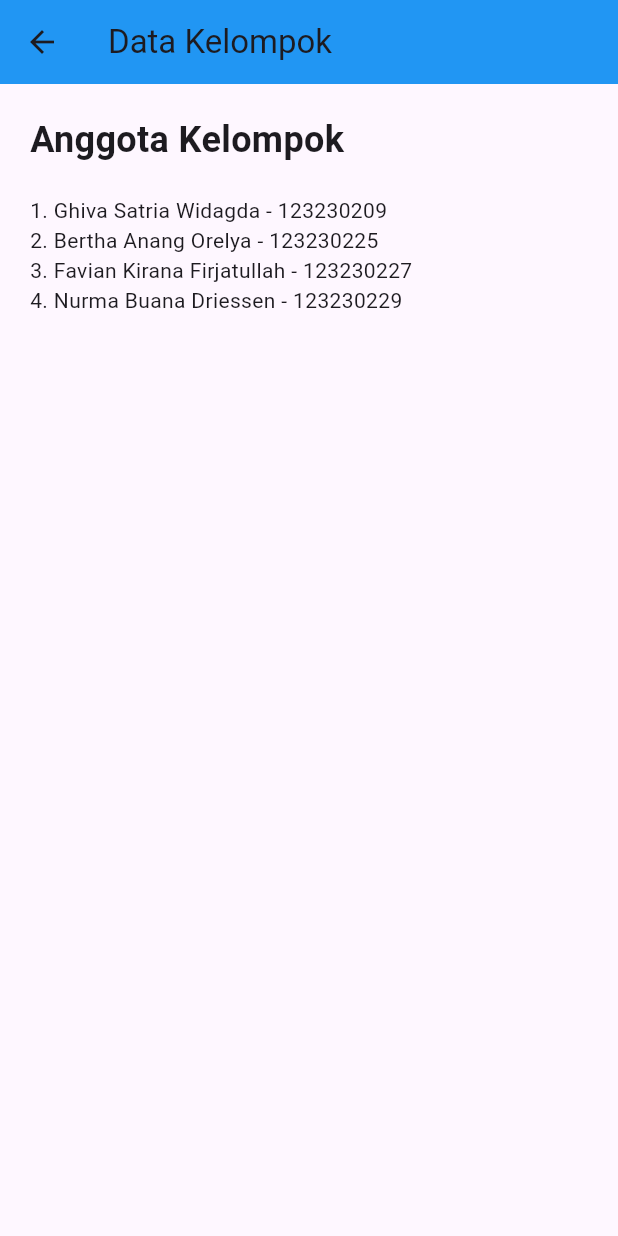
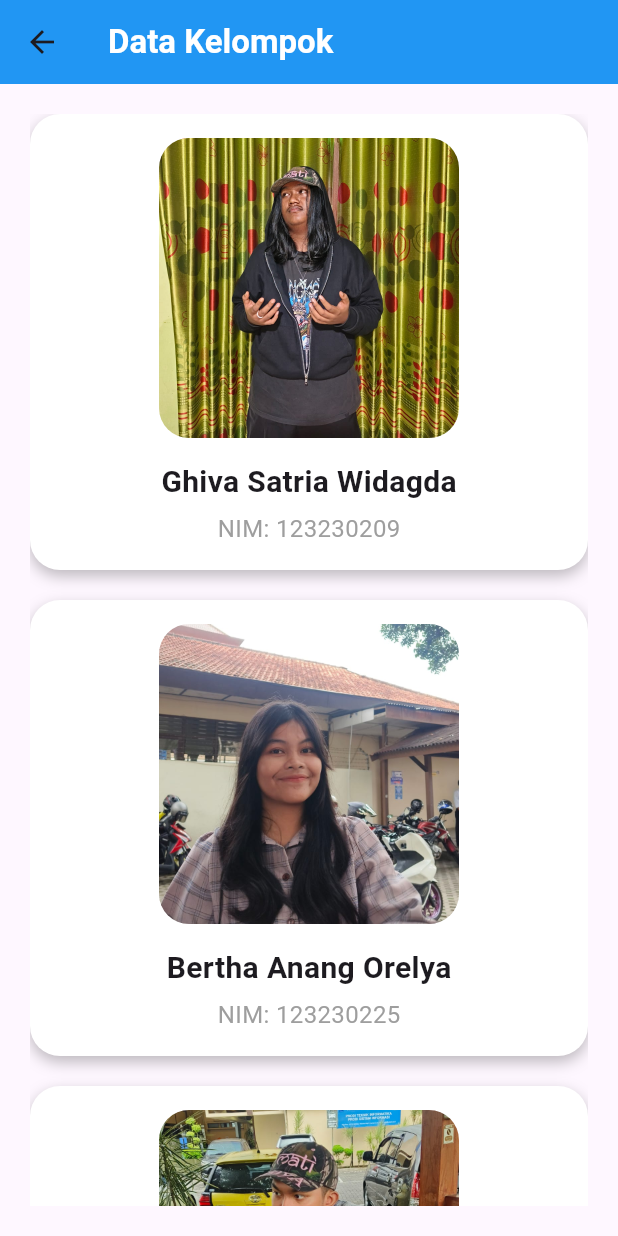
Before and after one commit to Ianone-8bit/TPM, a Flutter app: the DataKelompok screen opened directly, on a phone screen of 412 x 824 dp. Run offline on Flutter 3.47's test engine with Material 3 defaults, Android fonts, the phone set to English and light mode, and no system bars.

Commit message:
hahay benerin datakelompok hahay

```diff
--- a/lib/pages/dashboard.dart
+++ b/lib/pages/dashboard.dart
@@ -1,4 +1,5 @@
 import 'package:flutter/material.dart';
+import 'package:state/pages/datakelompok.dart';
 import 'prima.dart';
 import 'stopwatch_page.dart';
 import 'tambahkurang.dart';
@@ -54,7 +55,14 @@ class _DashboardState extends State<Dashboard> {
               const SizedBox(height: 30),
 
               ElevatedButton(
-                onPressed: () {},
+                onPressed: () {
+                  Navigator.push(
+                    context,
+                    MaterialPageRoute(
+                      builder: (context) => const DataKelompok(),
+                    ),
+                  );
+                },
                 child: const Text("Data Kelompok"),
               ),
 
--- a/lib/pages/datakelompok.dart
+++ b/lib/pages/datakelompok.dart
@@ -3,33 +3,97 @@ import 'package:flutter/material.dart';
 class DataKelompok extends StatelessWidget {
   const DataKelompok({super.key});
 
+  Widget anggota(
+    String foto,
+    String nama,
+    String nim, {
+    Alignment alignment = Alignment.center,
+  }) {
+    return Container(
+      width: double.infinity,
+      margin: const EdgeInsets.only(bottom: 20),
+      padding: const EdgeInsets.all(16),
+
+      decoration: BoxDecoration(
+        color: Colors.white,
+        borderRadius: BorderRadius.circular(20),
+        boxShadow: const [
+          BoxShadow(color: Colors.black26, blurRadius: 8, offset: Offset(0, 4)),
+        ],
+      ),
+
+      child: Column(
+        children: [
+          ClipRRect(
+            borderRadius: BorderRadius.circular(20),
+            child: Image.asset(
+              foto,
+              width: 200,
+              height: 200,
+              fit: BoxFit.cover,
+              alignment: alignment,
+            ),
+          ),
+
+          const SizedBox(height: 15),
+
+          Text(
+            nama,
+            style: const TextStyle(fontSize: 20, fontWeight: FontWeight.bold),
+          ),
+
+          const SizedBox(height: 5),
+
+          Text(nim, style: const TextStyle(fontSize: 16, color: Colors.grey)),
+        ],
+      ),
+    );
+  }
+
   @override
   Widget build(BuildContext context) {
     return Scaffold(
       appBar: AppBar(
-        title: const Text("Data Kelompok"),
+        title: const Text(
+          "Data Kelompok",
+          style: TextStyle(color: Colors.white, fontWeight: FontWeight.bold),
+        ),
         backgroundColor: Colors.blue,
       ),
+
       body: Padding(
         padding: const EdgeInsets.all(20),
-        child: Column(
-          crossAxisAlignment: CrossAxisAlignment.start,
-          children: const [
-            Text(
-              "Anggota Kelompok",
-              style: TextStyle(
-                fontSize: 24,
-                fontWeight: FontWeight.bold,
+
+        child: SingleChildScrollView(
+          child: Column(
+            children: [
+              anggota(
+                "lib/assets/gipa.jpeg",
+                "Ghiva Satria Widagda",
+                "NIM: 123230209",
+                alignment: Alignment.bottomCenter,
               ),
-            ),
 
-            SizedBox(height: 20),
+              anggota(
+                "lib/assets/orel.jpeg",
+                "Bertha Anang Orelya",
+                "NIM: 123230225",
+                alignment: Alignment(0.7, 0.2),
+              ),
 
-            Text("1. Ghiva Satria Widagda - 123230209"),
-            Text("2. Bertha Anang Orelya - 123230225"),
-            Text("3. Favian Kirana Firjatullah - 123230227"),
-            Text("4. Nurma Buana Driessen - 123230229"),
-          ],
+              anggota(
+                "lib/assets/kirana.jpeg",
+                "Favian Kirana Firjatullah",
+                "NIM: 123230227",
+              ),
+
+              anggota(
+                "lib/assets/driessen.jpeg",
+                "Nurma Buana Driessen",
+                "NIM: 123230229",
+              ),
+            ],
+          ),
         ),
       ),
     );
--- a/lib/pages/pyramid.dart
+++ b/lib/pages/pyramid.dart
@@ -18,6 +18,14 @@ class _PyramidState extends State<Pyramid> {
   double luas = 0;
 
   void hitung() {
+    if (panjangController.text.isEmpty ||
+        lebarController.text.isEmpty ||
+        tinggiController.text.isEmpty ||
+        tinggiSisiPanjangController.text.isEmpty ||
+        tinggiSisiLebarController.text.isEmpty) {
+      return;
+    }
+
     double p = double.parse(panjangController.text);
     double l = double.parse(lebarController.text);
     double t = double.parse(tinggiController.text);
@@ -36,6 +44,16 @@ class _PyramidState extends State<Pyramid> {
   }
 
   @override
+  void dispose() {
+    panjangController.dispose();
+    lebarController.dispose();
+    tinggiController.dispose();
+    tinggiSisiPanjangController.dispose();
+    tinggiSisiLebarController.dispose();
+    super.dispose();
+  }
+
+  @override
   Widget build(BuildContext context) {
     return Scaffold(
       appBar: AppBar(
@@ -46,7 +64,8 @@ class _PyramidState extends State<Pyramid> {
         backgroundColor: Colors.blue,
       ),
 
-      body: Padding(
+      body: SingleChildScrollView(
+        child: Padding(
           padding: const EdgeInsets.all(20),
 
           child: Column(
@@ -119,8 +138,12 @@ class _PyramidState extends State<Pyramid> {
 
               Text("Volume: $volume", style: const TextStyle(fontSize: 18)),
 
-            Text("Luas Permukaan: $luas", style: const TextStyle(fontSize: 18)),
+              Text(
+                "Luas Permukaan: $luas",
+                style: const TextStyle(fontSize: 18),
+              ),
             ],
+          ),
         ),
       ),
     );
--- a/pubspec.yaml
+++ b/pubspec.yaml
@@ -57,6 +57,8 @@ flutter:
   # the material Icons class.
   uses-material-design: true
 
+  assets:
+  - lib/assets/
   # To add assets to your application, add an assets section, like this:
   # assets:
   #   - images/a_dot_burr.jpeg
```
Also changed, not shown: lib/assets/driessen.jpeg (added), lib/assets/gipa.jpeg (added), lib/assets/kirana.jpeg (added), lib/assets/orel.jpeg (added). Lines whose indentation alone changed are shown as unchanged.
